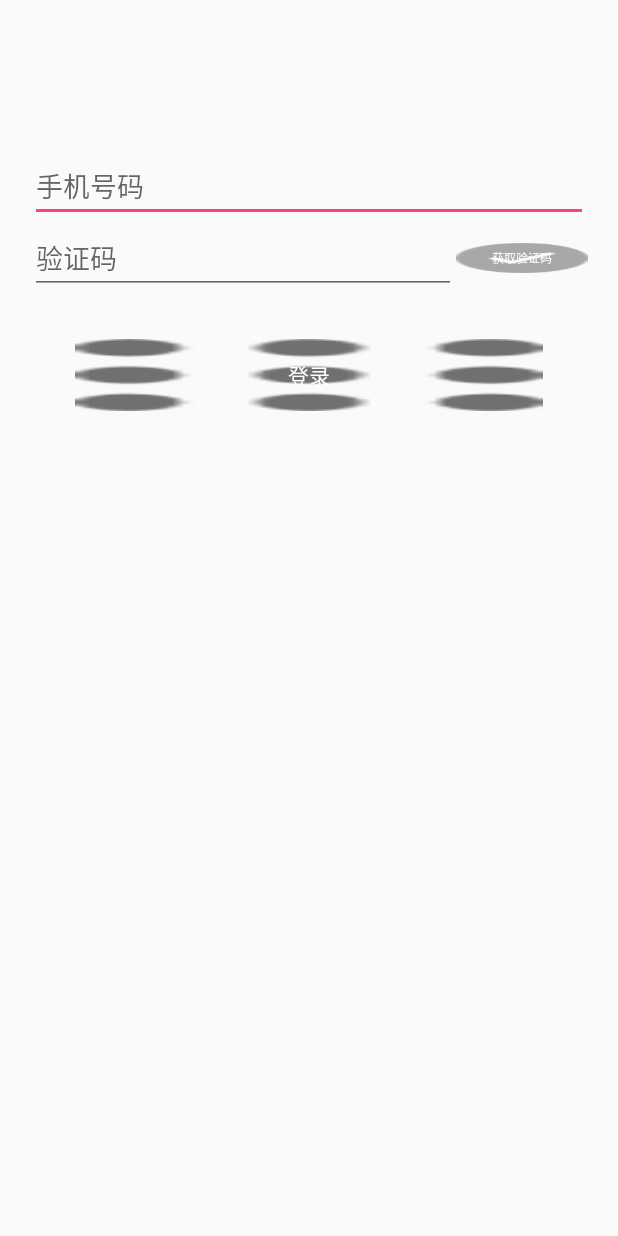
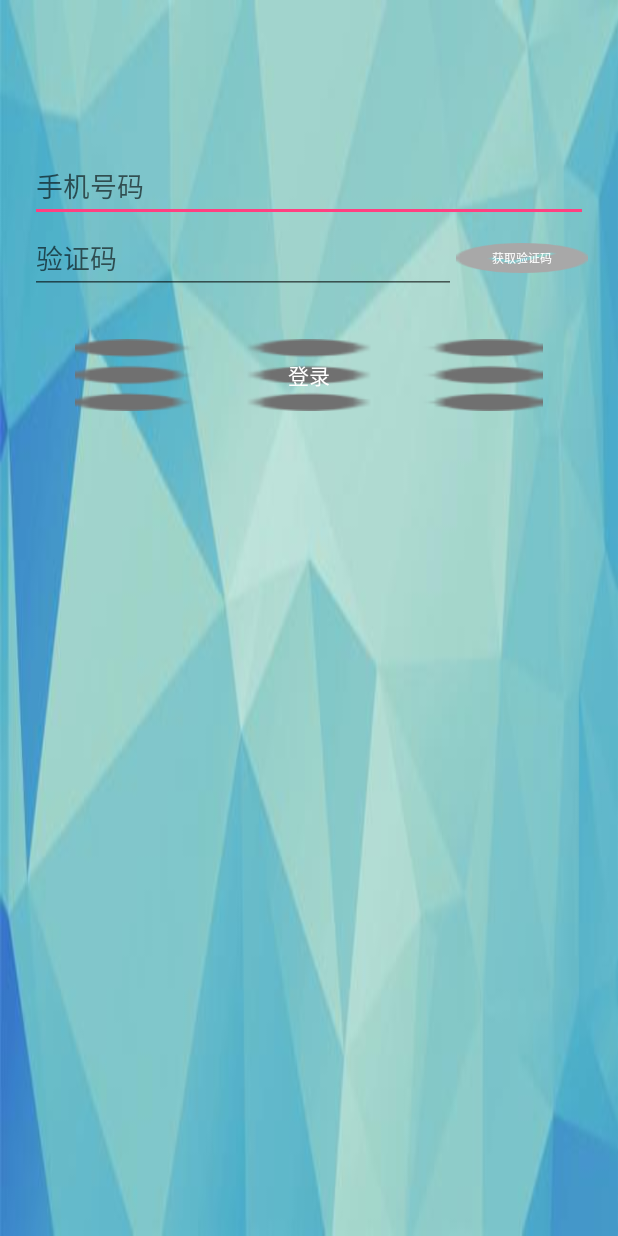
Before and after one commit to CengLaiCengQu/CengYiCeng, an Android app: the LoginActivity screen opened directly, with no data from a screen before it, on a phone screen of 412 x 824 dp. Run offline under Robolectric (Android 15) with nearby library versions, the phone set to English and light mode, and no system bars; libraries missing offline, so code that uses them is left out: cn.bmob.sms; 1 statement that could not run was skipped.

Commit message:
欢迎界面背景设置，及开始活动的设置，公告板碎片的二次修改

```diff
--- a/app/src/main/res/layout/announcement_fragment_xml.xml
+++ b/app/src/main/res/layout/announcement_fragment_xml.xml
@@ -3,7 +3,7 @@
     android:layout_width="fill_parent"
     android:layout_height="wrap_content"
     android:orientation="vertical"
-    android:background="@drawable/Background_01"
+    android:background="@drawable/background_01"
     tools:context="com.example.rubrub.Fragment.AnnouncementFragment">
     <LinearLayout
     android:layout_width="fill_parent"
--- a/app/src/main/res/layout/login_xml.xml
+++ b/app/src/main/res/layout/login_xml.xml
@@ -2,7 +2,8 @@
 <LinearLayout xmlns:android="http://schemas.android.com/apk/res/android"
     android:orientation="vertical"
     android:layout_width="match_parent"
-    android:layout_height="match_parent">
+    android:layout_height="match_parent"
+    android:background="@drawable/background_login">
 
     <EditText
         android:id="@+id/userName_et"
--- a/app/src/main/res/layout/welcome.xml
+++ b/app/src/main/res/layout/welcome.xml
@@ -2,6 +2,6 @@
 <LinearLayout xmlns:android="http://schemas.android.com/apk/res/android"
     android:layout_width="match_parent"
     android:layout_height="match_parent"
-    android:background="@drawable/Background_init">
+    android:background="@drawable/background_init">
 
 </LinearLayout>
```
Also changed, not shown: app/src/main/res/drawable/background_01.png (renamed from app/src/main/res/drawable/Background_01.png), app/src/main/res/drawable/background_init.PNG (renamed from app/src/main/res/drawable/Background_init.PNG), app/src/main/res/drawable/background_login.png (added).
